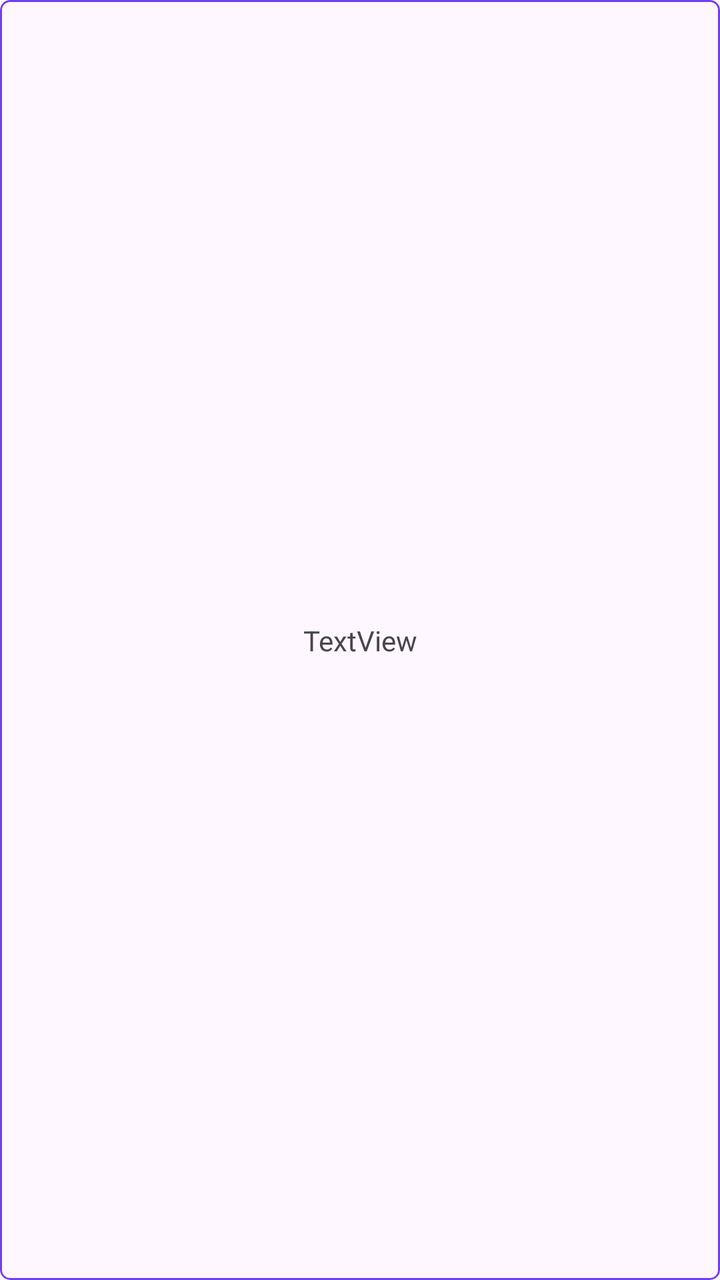
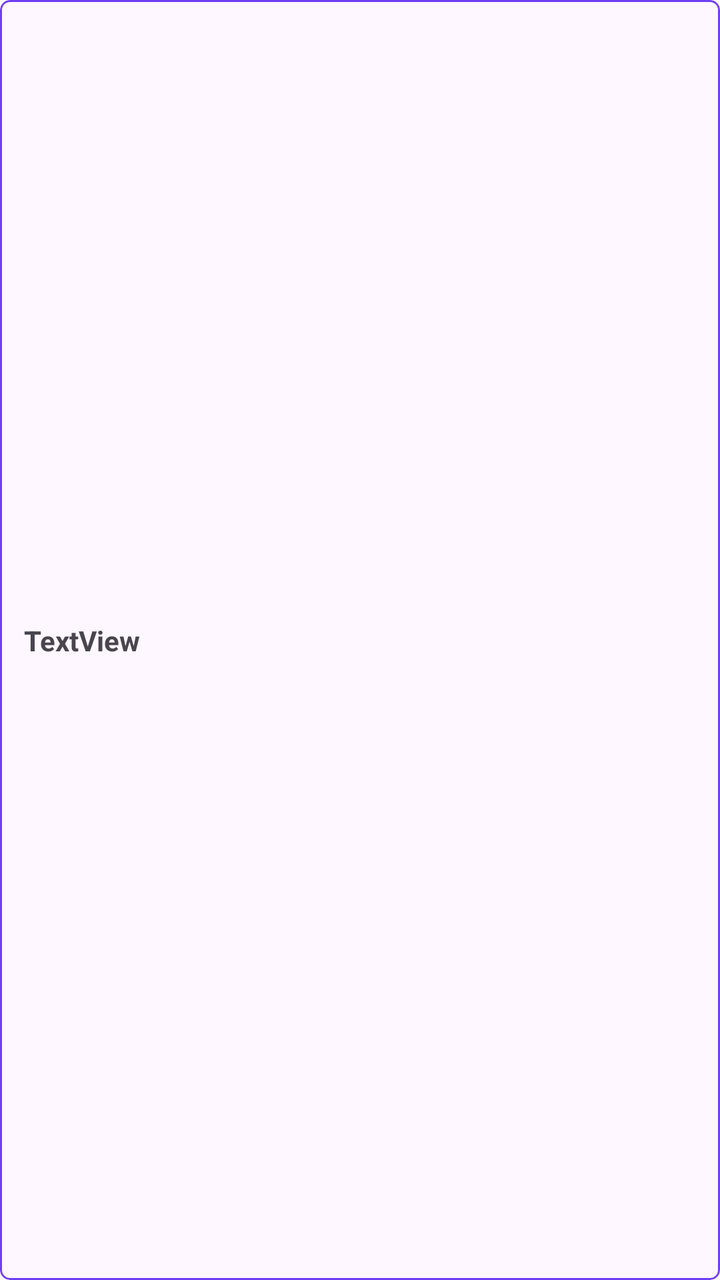

An Android layout rendered at two revisions. The XML below is the earlier revision; the diff shows what the commit changed to produce the second picture.
<!-- AndroidManifest.xml: application theme Theme.DesignExample -->
<!-- res/layout/recycler_view_card.xml -->
<?xml version="1.0" encoding="utf-8"?>
<com.google.android.material.card.MaterialCardView xmlns:android="http://schemas.android.com/apk/res/android"
    xmlns:app="http://schemas.android.com/apk/res-auto"
    xmlns:tools="http://schemas.android.com/tools"
    android:id="@+id/BahceRecyclerViewCardView"
    android:layout_width="match_parent"
    android:layout_height="wrap_content"
    android:layout_margin="10dp"
    android:elevation="6dp"
    app:cardCornerRadius="5dp"
    app:strokeColor="#6E3FF3">

    <androidx.constraintlayout.widget.ConstraintLayout
        android:id="@+id/BahceConstraitLayout"
        android:layout_width="match_parent"
        android:layout_height="match_parent">

        <TextView
            android:id="@+id/RaporRecyclerViewTextView"
            android:layout_width="wrap_content"
            android:layout_height="wrap_content"
            android:layout_margin="6dp"
            android:padding="6dp"
            android:text="TextView"
            app:layout_constraintBottom_toBottomOf="parent"
            app:layout_constraintEnd_toEndOf="parent"
            app:layout_constraintStart_toStartOf="parent"
            app:layout_constraintTop_toTopOf="parent" />


    </androidx.constraintlayout.widget.ConstraintLayout>


</com.google.android.material.card.MaterialCardView>
<!-- resources referenced by this layout -->
<resources>
  <style name="Theme.DesignExample" parent="Base.Theme.DesignExample" />
  <style name="Base.Theme.DesignExample" parent="Theme.Material3.DayNight.NoActionBar">
          
          
          <item name="android:statusBarColor">@color/black</item>
      </style>
  <color name="black">#FF000000</color>
</resources>

<!-- the commit's change to res/layout/recycler_view_card.xml (unified diff, before → after) -->
@@ -20,10 +20,11 @@
             android:layout_width="wrap_content"
             android:layout_height="wrap_content"
             android:layout_margin="6dp"
+            android:layout_marginStart="16dp"
             android:padding="6dp"
             android:text="TextView"
+            android:textStyle="bold"
             app:layout_constraintBottom_toBottomOf="parent"
-            app:layout_constraintEnd_toEndOf="parent"
             app:layout_constraintStart_toStartOf="parent"
             app:layout_constraintTop_toTopOf="parent" />
 
